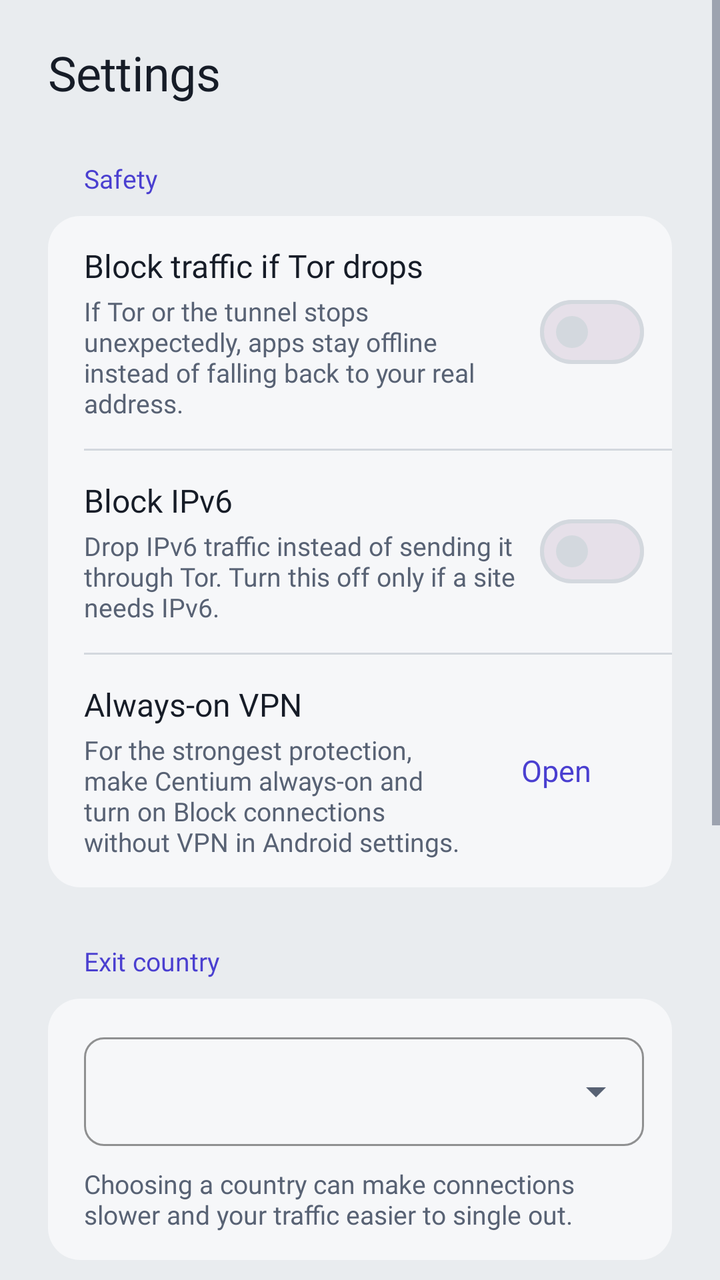
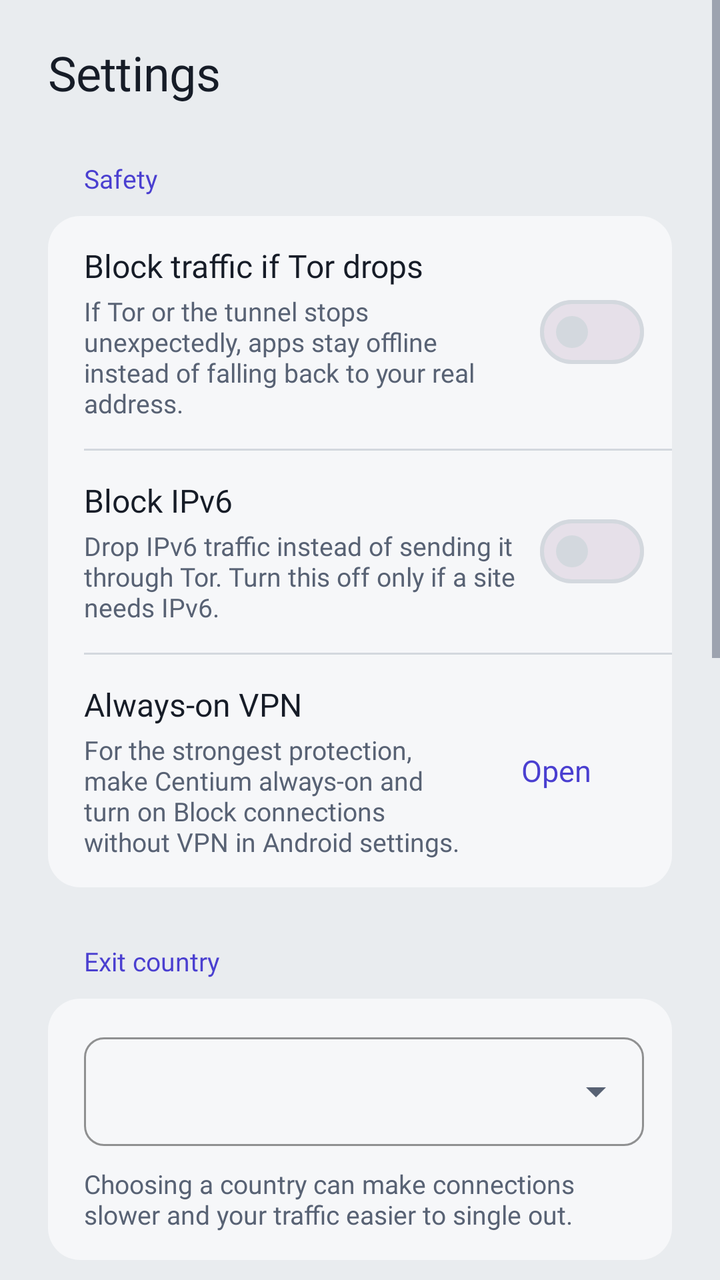

Screens rendered from an Android XML layout before and after an edit, with the pre-edit source and the edit as a unified diff.
<!-- AndroidManifest.xml: application theme Theme.CentiumVPN -->
<!-- res/layout/fragment_settings.xml -->
<?xml version="1.0" encoding="utf-8"?>
<ScrollView xmlns:android="http://schemas.android.com/apk/res/android"
    xmlns:app="http://schemas.android.com/apk/res-auto"
    android:layout_width="match_parent"
    android:layout_height="match_parent">

    <LinearLayout
        android:layout_width="match_parent"
        android:layout_height="wrap_content"
        android:orientation="vertical"
        android:paddingHorizontal="24dp"
        android:paddingTop="20dp"
        android:paddingBottom="28dp">

        <TextView
            android:layout_width="wrap_content"
            android:layout_height="wrap_content"
            android:text="@string/settings_title"
            android:accessibilityHeading="true"
            android:textAppearance="@style/TextAppearance.Centium.Heading" />

        
        <TextView
            style="@style/Centium.SectionLabel"
            android:text="@string/settings_group_safety" />

        <LinearLayout style="@style/Centium.Group">

            <LinearLayout style="@style/Centium.Row">
                <LinearLayout style="@style/Centium.RowText">
                    <TextView style="@style/Centium.RowTitle" android:text="@string/settings_kill_switch" />
                    <TextView style="@style/Centium.RowSummary" android:text="@string/settings_kill_switch_summary" />
                </LinearLayout>
                <com.google.android.material.materialswitch.MaterialSwitch
                    android:id="@+id/switchKillSwitch"
                    android:layout_width="wrap_content"
                    android:layout_height="wrap_content"
                    android:layout_marginStart="12dp"
                    android:contentDescription="@string/settings_kill_switch" />
            </LinearLayout>

            <View style="@style/Centium.Divider" />

            <LinearLayout style="@style/Centium.Row">
                <LinearLayout style="@style/Centium.RowText">
                    <TextView style="@style/Centium.RowTitle" android:text="@string/settings_block_ipv6" />
                    <TextView style="@style/Centium.RowSummary" android:text="@string/settings_block_ipv6_summary" />
                </LinearLayout>
                <com.google.android.material.materialswitch.MaterialSwitch
                    android:id="@+id/switchBlockIpv6"
                    android:layout_width="wrap_content"
                    android:layout_height="wrap_content"
                    android:layout_marginStart="12dp"
                    android:contentDescription="@string/settings_block_ipv6" />
            </LinearLayout>

            <View style="@style/Centium.Divider" />

            <LinearLayout style="@style/Centium.Row">
                <LinearLayout style="@style/Centium.RowText">
                    <TextView style="@style/Centium.RowTitle" android:text="@string/settings_always_on" />
                    <TextView style="@style/Centium.RowSummary" android:text="@string/settings_always_on_summary" />
                </LinearLayout>
                <com.google.android.material.button.MaterialButton
                    android:id="@+id/btnOpenVpnSettings"
                    style="@style/Widget.Centium.Button.Text"
                    android:layout_width="wrap_content"
                    android:layout_height="wrap_content"
                    android:layout_marginStart="4dp"
                    android:text="@string/settings_open" />
            </LinearLayout>
        </LinearLayout>

        
        <TextView
            style="@style/Centium.SectionLabel"
            android:text="@string/settings_group_exit" />

        <LinearLayout style="@style/Centium.Group">
            <LinearLayout
                style="@style/Centium.Row"
                android:orientation="vertical">

                <com.google.android.material.textfield.TextInputLayout
                    android:id="@+id/tilExitCountry"
                    style="@style/Widget.Material3.TextInputLayout.OutlinedBox.ExposedDropdownMenu"
                    android:layout_width="match_parent"
                    android:layout_height="wrap_content"
                    app:boxStrokeColor="@color/route"
                    app:boxCornerRadiusTopStart="10dp"
                    app:boxCornerRadiusTopEnd="10dp"
                    app:boxCornerRadiusBottomStart="10dp"
                    app:boxCornerRadiusBottomEnd="10dp">

                    <com.google.android.material.textfield.MaterialAutoCompleteTextView
                        android:id="@+id/acExitCountry"
                        android:layout_width="match_parent"
                        android:layout_height="wrap_content"
                        android:inputType="none"
                        android:contentDescription="@string/settings_group_exit"
                        android:textAppearance="@style/TextAppearance.Centium.Body"
                        android:textColor="@color/ink" />
                </com.google.android.material.textfield.TextInputLayout>

                <TextView
                    style="@style/Centium.RowSummary"
                    android:layout_marginTop="10dp"
                    android:text="@string/settings_exit_summary" />
            </LinearLayout>
        </LinearLayout>

        
        <TextView
            style="@style/Centium.SectionLabel"
            android:text="@string/settings_group_bridges" />

        <LinearLayout style="@style/Centium.Group">
            <LinearLayout
                style="@style/Centium.Row"
                android:orientation="vertical">

                <TextView
                    style="@style/Centium.RowSummary"
                    android:layout_marginTop="0dp"
                    android:text="@string/settings_bridges_summary" />

                <RadioGroup
                    android:id="@+id/rgBridgeMode"
                    android:layout_width="match_parent"
                    android:layout_height="wrap_content"
                    android:layout_marginTop="6dp">

                    <com.google.android.material.radiobutton.MaterialRadioButton
                        android:id="@+id/rbBridgeNone"
                        android:layout_width="match_parent"
                        android:layout_height="wrap_content"
                        android:text="@string/settings_bridges_direct"
                        android:textAppearance="@style/TextAppearance.Centium.Body"
                        android:textColor="@color/ink" />

                    <com.google.android.material.radiobutton.MaterialRadioButton
                        android:id="@+id/rbBridgeCustom"
                        android:layout_width="match_parent"
                        android:layout_height="wrap_content"
                        android:text="@string/settings_bridges_custom"
                        android:textAppearance="@style/TextAppearance.Centium.Body"
                        android:textColor="@color/ink" />
                </RadioGroup>

                <LinearLayout
                    android:id="@+id/groupCustomBridges"
                    android:layout_width="match_parent"
                    android:layout_height="wrap_content"
                    android:orientation="vertical"
                    android:visibility="gone">

                    <EditText
                        android:id="@+id/etCustomBridges"
                        android:layout_width="match_parent"
                        android:layout_height="wrap_content"
                        android:layout_marginTop="8dp"
                        android:minLines="3"
                        android:gravity="top|start"
                        android:padding="12dp"
                        android:background="@drawable/field_background"
                        android:hint="@string/settings_bridges_hint"
                        android:importantForAutofill="no"
                        android:inputType="textMultiLine|textNoSuggestions"
                        android:typeface="monospace"
                        android:textSize="13sp"
                        android:textColor="@color/ink"
                        android:textColorHint="@color/faint" />

                    <TextView
                        style="@style/Centium.RowSummary"
                        android:layout_marginTop="8dp"
                        android:text="@string/settings_bridges_note" />
                </LinearLayout>
            </LinearLayout>
        </LinearLayout>

        <com.google.android.material.button.MaterialButton
            android:id="@+id/btnSaveSettings"
            style="@style/Widget.Centium.Button.Primary"
            android:layout_width="match_parent"
            android:layout_height="wrap_content"
            android:layout_marginTop="28dp"
            android:text="@string/settings_save" />

        <TextView
            android:layout_width="match_parent"
            android:layout_height="wrap_content"
            android:layout_marginTop="10dp"
            android:gravity="center_horizontal"
            android:text="@string/settings_save_note"
            android:textAppearance="@style/TextAppearance.Centium.Small" />
    </LinearLayout>
</ScrollView>
<!-- resources referenced by this layout -->
<resources>
  <color name="faint">#96A0AE</color>
  <color name="ink">#161C27</color>
  <color name="route">#4A3FD0</color>
  <string name="settings_always_on">Always-on VPN</string>
  <string name="settings_always_on_summary">For the strongest protection, make Centium always-on and turn on Block connections without VPN in Android settings.</string>
  <string name="settings_block_ipv6">Block IPv6</string>
  <string name="settings_block_ipv6_summary">Drop IPv6 traffic instead of sending it through Tor. Turn this off only if a site needs IPv6.</string>
  <string name="settings_bridges_custom">Use my own bridges</string>
  <string name="settings_bridges_direct">Connect directly</string>
  <string name="settings_bridges_hint">One bridge per line, as IP:port fingerprint</string>
  <string name="settings_bridges_note">obfs4 and Snowflake bridges aren\'t supported yet.</string>
  <string name="settings_bridges_summary">If Tor is blocked where you are, a bridge relay can get you onto the network.</string>
  <string name="settings_exit_summary">Choosing a country can make connections slower and your traffic easier to single out.</string>
  <string name="settings_group_bridges">Bridges</string>
  <string name="settings_group_exit">Exit country</string>
  <string name="settings_group_safety">Safety</string>
  <string name="settings_kill_switch">Block traffic if Tor drops</string>
  <string name="settings_kill_switch_summary">If Tor or the tunnel stops unexpectedly, apps stay offline instead of falling back to your real address.</string>
  <string name="settings_open">Open</string>
  <string name="settings_save">Save settings</string>
  <string name="settings_save_note">Changes apply the next time you connect.</string>
  <string name="settings_title">Settings</string>
  <style name="TextAppearance.Centium.Heading" parent="TextAppearance.Centium.Display">
          <item name="android:textSize">24sp</item>
          <item name="android:letterSpacing">-0.01</item>
      </style>
  <color name="mist">#E9ECEF</color>
  <color name="rule">#D3D8DE</color>
  <!-- drawable group_background (drawable) -->
  <?xml version="1.0" encoding="utf-8"?>
  <shape xmlns:android="http://schemas.android.com/apk/res/android">
      <solid android:color="@color/paper" />
      <corners android:radius="16dp" />
  </shape>
  <color name="slate">#586274</color>
  <color name="on_route">#FFFFFF</color>
  <color name="paper">#F6F7F9</color>
  <style name="TextAppearance.Centium.M3.BodyLarge" parent="TextAppearance.Material3.BodyLarge">
          <item name="android:fontFamily">@font/overpass_regular</item>
          <item name="fontFamily">@font/overpass_regular</item>
      </style>
  <style name="TextAppearance.Centium.M3.BodyMedium" parent="TextAppearance.Material3.BodyMedium">
          <item name="android:fontFamily">@font/overpass_regular</item>
          <item name="fontFamily">@font/overpass_regular</item>
      </style>
  <style name="TextAppearance.Centium.M3.BodySmall" parent="TextAppearance.Material3.BodySmall">
          <item name="android:fontFamily">@font/overpass_regular</item>
          <item name="fontFamily">@font/overpass_regular</item>
      </style>
  <style name="TextAppearance.Centium.M3.LabelLarge" parent="TextAppearance.Material3.LabelLarge">
          <item name="android:fontFamily">@font/overpass_semibold</item>
          <item name="fontFamily">@font/overpass_semibold</item>
      </style>
  <color name="route_soft">#DCD9F6</color>
  <color name="danger">#B8322A</color>
  <!-- unchanged entries left out for length: 18 -->
</resources>

<!-- the commit's change to res/layout/fragment_settings.xml (unified diff, before → after) -->
@@ -179,6 +179,48 @@
             </LinearLayout>
         </LinearLayout>
 
+        
+        <TextView
+            style="@style/Centium.SectionLabel"
+            android:text="@string/settings_group_updates" />
+
+        <LinearLayout style="@style/Centium.Group">
+
+            <LinearLayout style="@style/Centium.Row">
+                <LinearLayout style="@style/Centium.RowText">
+                    <TextView style="@style/Centium.RowTitle" android:text="@string/settings_auto_update" />
+                    <TextView style="@style/Centium.RowSummary" android:text="@string/settings_auto_update_summary" />
+                </LinearLayout>
+                <com.google.android.material.materialswitch.MaterialSwitch
+                    android:id="@+id/switchAutoUpdate"
+                    android:layout_width="wrap_content"
+                    android:layout_height="wrap_content"
+                    android:layout_marginStart="12dp"
+                    android:contentDescription="@string/settings_auto_update" />
+            </LinearLayout>
+
+            <View style="@style/Centium.Divider" />
+
+            <LinearLayout style="@style/Centium.Row">
+                <LinearLayout style="@style/Centium.RowText">
+                    <TextView
+                        android:id="@+id/tvUpdateVersion"
+                        style="@style/Centium.RowTitle" />
+                    <TextView
+                        android:id="@+id/tvUpdateStatus"
+                        style="@style/Centium.RowSummary"
+                        android:accessibilityLiveRegion="polite" />
+                </LinearLayout>
+                <com.google.android.material.button.MaterialButton
+                    android:id="@+id/btnCheckUpdate"
+                    style="@style/Widget.Centium.Button.Text"
+                    android:layout_width="wrap_content"
+                    android:layout_height="wrap_content"
+                    android:layout_marginStart="4dp"
+                    android:text="@string/update_check_now" />
+            </LinearLayout>
+        </LinearLayout>
+
         <com.google.android.material.button.MaterialButton
             android:id="@+id/btnSaveSettings"
             style="@style/Widget.Centium.Button.Primary"
<!-- resource entries referenced after the edit -->
@@ -5,6 +5,8 @@
   <color name="route">#4A3FD0</color>
   <string name="settings_always_on">Always-on VPN</string>
   <string name="settings_always_on_summary">For the strongest protection, make Centium always-on and turn on Block connections without VPN in Android settings.</string>
+  <string name="settings_auto_update">Check for updates automatically</string>
+  <string name="settings_auto_update_summary">About once a day, only through Tor. Updates download in the background and install when you tap Install.</string>
   <string name="settings_block_ipv6">Block IPv6</string>
   <string name="settings_block_ipv6_summary">Drop IPv6 traffic instead of sending it through Tor. Turn this off only if a site needs IPv6.</string>
   <string name="settings_bridges_custom">Use my own bridges</string>
@@ -16,12 +18,14 @@
   <string name="settings_group_bridges">Bridges</string>
   <string name="settings_group_exit">Exit country</string>
   <string name="settings_group_safety">Safety</string>
+  <string name="settings_group_updates">Updates</string>
   <string name="settings_kill_switch">Block traffic if Tor drops</string>
   <string name="settings_kill_switch_summary">If Tor or the tunnel stops unexpectedly, apps stay offline instead of falling back to your real address.</string>
   <string name="settings_open">Open</string>
   <string name="settings_save">Save settings</string>
   <string name="settings_save_note">Changes apply the next time you connect.</string>
   <string name="settings_title">Settings</string>
+  <string name="update_check_now">Check now</string>
   <style name="TextAppearance.Centium.Heading" parent="TextAppearance.Centium.Display">
           <item name="android:textSize">24sp</item>
           <item name="android:letterSpacing">-0.01</item>
